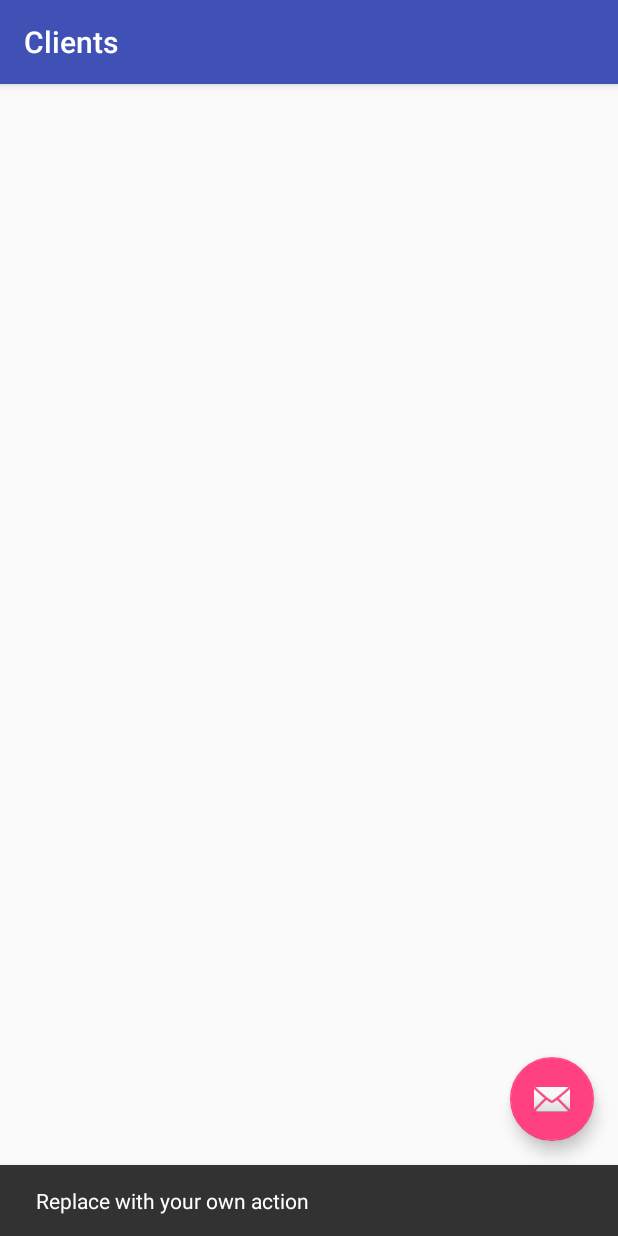
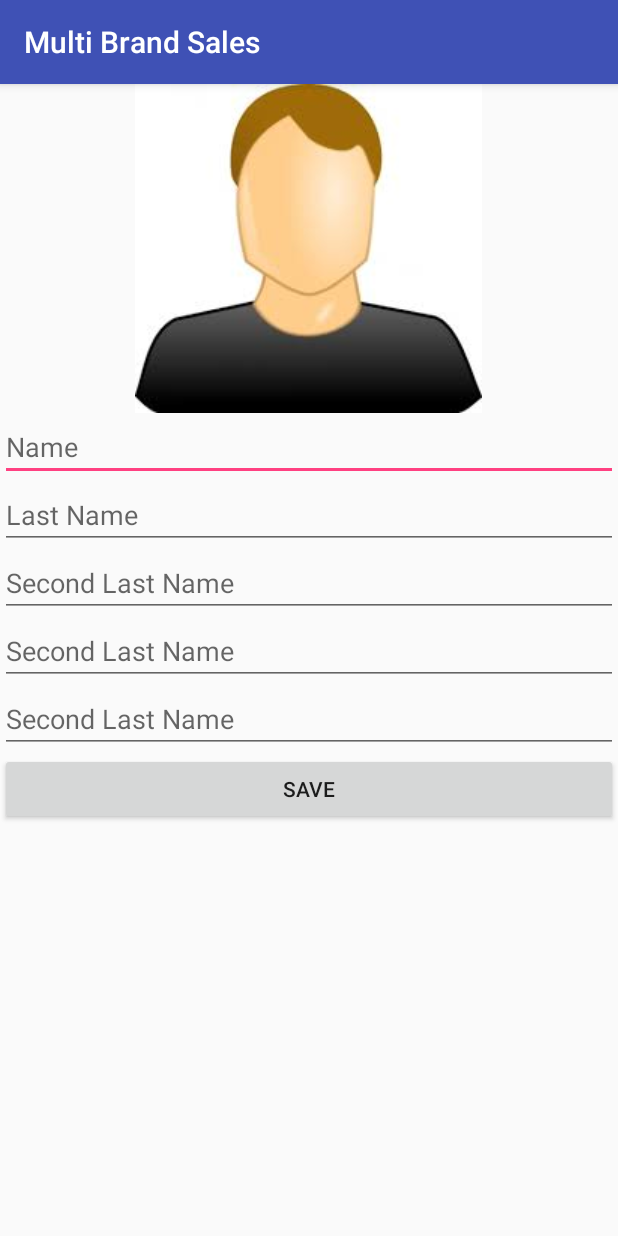
Before and after one commit to lgalexeii/multi-brand-sales, an Android app: the ClientListActivity screen opened directly, with no data from a screen before it, after a tap on an icon or button, on a phone screen of 412 x 824 dp. Run offline under Robolectric (Android 15) with nearby library versions, the phone set to English and light mode, and no system bars; 3 statements that could not run were skipped.

Commit message:
Add icons and new add client activity

```diff
--- a/app/src/main/AndroidManifest.xml
+++ b/app/src/main/AndroidManifest.xml
@@ -28,7 +28,7 @@
         <activity
             android:name=".ClientListActivity"
             android:label="@string/title_client_list"
-            android:theme="@style/AppTheme.NoActionBar"></activity>
+            android:theme="@style/AppTheme.NoActionBar" />
         <activity
             android:name=".ClientDetailActivity"
             android:label="@string/title_client_detail"
@@ -38,6 +38,7 @@
                 android:name="android.support.PARENT_ACTIVITY"
                 android:value="venturesf.alx.multibrandsales.ClientListActivity" />
         </activity>
+        <activity android:name=".AddClientActivity"></activity>
     </application>
 
 </manifest>
--- /dev/null
+++ b/app/src/main/java/venturesf/alx/multibrandsales/AddClientActivity.java
@@ -0,0 +1,13 @@
+package venturesf.alx.multibrandsales;
+
+import android.support.v7.app.AppCompatActivity;
+import android.os.Bundle;
+
+public class AddClientActivity extends AppCompatActivity {
+
+    @Override
+    protected void onCreate(Bundle savedInstanceState) {
+        super.onCreate(savedInstanceState);
+        setContentView(R.layout.activity_add_client);
+    }
+}
--- a/app/src/main/java/venturesf/alx/multibrandsales/ClientListActivity.java
+++ b/app/src/main/java/venturesf/alx/multibrandsales/ClientListActivity.java
@@ -53,8 +53,8 @@ public class ClientListActivity extends AppCompatActivity {
         fab.setOnClickListener(new View.OnClickListener() {
             @Override
             public void onClick(View view) {
-                Snackbar.make(view, "Replace with your own action", Snackbar.LENGTH_LONG)
-                        .setAction("Action", null).show();
+                Intent addClientI = new Intent(view.getContext(),AddClientActivity.class);
+                view.getContext().startActivity( addClientI);
             }
         });
 
--- /dev/null
+++ b/app/src/main/res/layout/activity_add_client.xml
@@ -0,0 +1,59 @@
+<?xml version="1.0" encoding="utf-8"?>
+<LinearLayout xmlns:android="http://schemas.android.com/apk/res/android"
+    xmlns:app="http://schemas.android.com/apk/res-auto"
+    xmlns:tools="http://schemas.android.com/tools"
+    android:layout_width="match_parent"
+    android:layout_height="match_parent"
+    android:orientation="vertical"
+    tools:context="venturesf.alx.multibrandsales.AddClientActivity">
+
+    <LinearLayout
+        android:layout_width="match_parent"
+        android:layout_height="wrap_content"
+        android:gravity="center_horizontal">
+
+        <ImageView
+            android:layout_width="wrap_content"
+            android:layout_height="wrap_content"
+            android:adjustViewBounds="true"
+            android:scaleType="fitXY"
+            app:srcCompat="@drawable/user" />
+
+    </LinearLayout>
+
+
+    <EditText
+        android:id="@+id/txt_name"
+        android:layout_width="match_parent"
+        android:layout_height="wrap_content"
+        android:hint="@string/cd_name"/>
+
+    <EditText
+        android:id="@+id/txt_last_name"
+        android:layout_width="match_parent"
+        android:layout_height="wrap_content"
+        android:hint="@string/cd_last_name"/>
+
+    <EditText
+        android:id="@+id/txt_s_last_name"
+        android:layout_width="match_parent"
+        android:layout_height="wrap_content"
+        android:hint="@string/cd_second_last_name"/>
+
+    <EditText
+        android:id="@+id/txt_phone"
+        android:layout_width="match_parent"
+        android:layout_height="wrap_content"
+        android:hint="@string/cd_phone_number"/>
+
+    <EditText
+        android:id="@+id/txt_email"
+        android:layout_width="match_parent"
+        android:layout_height="wrap_content"
+        android:hint="@string/cd_email"/>
+
+    <Button
+        android:layout_width="match_parent"
+        android:layout_height="wrap_content"
+        android:text="@string/action_save"/>
+</LinearLayout>
--- a/app/src/main/res/layout/activity_client_detail.xml
+++ b/app/src/main/res/layout/activity_client_detail.xml
@@ -19,6 +19,7 @@
             android:id="@+id/toolbar_layout"
             android:layout_width="match_parent"
             android:layout_height="match_parent"
+            android:elevation="@dimen/elev_app_bar"
             android:fitsSystemWindows="true"
             app:contentScrim="?attr/colorPrimary"
             app:layout_scrollFlags="scroll|exitUntilCollapsed"
@@ -39,6 +40,8 @@
                 android:layout_width="match_parent"
                 android:layout_height="?attr/actionBarSize"
                 android:background="@android:color/transparent"
+                android:elevation="@dimen/elev_app_bar"
+                android:theme="@style/ThemeOverlay.AppCompat.ActionBar"
                 app:layout_collapseMode="pin"
                 app:popupTheme="@style/ThemeOverlay.AppCompat.Light" />
 
@@ -58,8 +61,9 @@
         android:layout_height="wrap_content"
         android:layout_gravity="center_vertical|start"
         android:layout_margin="@dimen/fab_margin"
+        android:elevation="@dimen/elev_fab"
         app:layout_anchor="@+id/client_detail_container"
         app:layout_anchorGravity="top|end"
-        app:srcCompat="@android:drawable/ic_menu_agenda" />
+        app:srcCompat="@drawable/ic_question_answer_white_18dp" />
 
 </android.support.design.widget.CoordinatorLayout>
--- a/app/src/main/res/layout/activity_client_list.xml
+++ b/app/src/main/res/layout/activity_client_list.xml
@@ -37,7 +37,7 @@
         android:layout_height="wrap_content"
         android:layout_gravity="bottom|end"
         android:layout_margin="@dimen/fab_margin"
-        app:srcCompat="@android:drawable/ic_dialog_email" />
+        app:srcCompat="@drawable/ic_person_add_white_18dp" />
 
 
 </android.support.design.widget.CoordinatorLayout>
--- a/app/src/main/res/layout/client_list_content.xml
+++ b/app/src/main/res/layout/client_list_content.xml
@@ -22,6 +22,6 @@
         android:id="@+id/client_status"
         android:layout_width="wrap_content"
         android:layout_height="30dp"
-        android:src="@mipmap/ic_launcher_round"
+        android:src="@drawable/ic_thumb_up_black_18dp"
         android:layout_margin="@dimen/text_margin"/>
 </LinearLayout>
--- a/app/src/main/res/menu/detail.xml
+++ b/app/src/main/res/menu/detail.xml
@@ -10,15 +10,15 @@
         app:showAsAction="never" />
     <item
         android:id="@+id/action_add"
-        android:icon="@mipmap/ic_launcher"
+        android:icon="@drawable/ic_touch_app_white_18dp"
         android:orderInCategory="1"
-        android:title="Pays"
+        android:title="@string/action_sales"
         app:showAsAction="ifRoom" />
     <item
         android:id="@+id/action_favorite"
-        android:icon="@mipmap/ic_launcher"
+        android:icon="@drawable/ic_payment_white_18dp"
         android:orderInCategory="2"
-        android:title="Sell"
+        android:title="@string/action_payments"
         app:showAsAction="ifRoom" />
 
 </menu>
--- a/app/src/main/res/values/dimens.xml
+++ b/app/src/main/res/values/dimens.xml
@@ -6,4 +6,7 @@
     <dimen name="app_bar_height">200dp</dimen>
     <dimen name="item_width">300dp</dimen>
     <dimen name="text_margin">16dp</dimen>
+    <!--Elevation -->
+    <dimen name="elev_app_bar">4dp</dimen>
+    <dimen name="elev_fab">6dp</dimen>
 </resources>
--- a/app/src/main/res/values/strings.xml
+++ b/app/src/main/res/values/strings.xml
@@ -17,7 +17,17 @@
         completions."
     </string>
     <string name="title_activity_clients_list">ClientsList</string>
-    <string name="action_settings">Settings</string>
     <string name="title_client_list">Clients</string>
     <string name="title_client_detail">Client Detail</string>
+    <string name="action_settings">Settings</string>
+    <string name="action_sales">Sales</string>
+    <string name="action_payments">Payments</string>
+    <string name="action_ws_app">WhatsApp</string>
+    <!--Add Client Form-->
+    <string name="cd_name">Name</string>
+    <string name="cd_last_name">Last Name</string>
+    <string name="cd_second_last_name">Second Last Name</string>
+    <string name="cd_email">Second Last Name</string>
+    <string name="cd_phone_number">Second Last Name</string>
+    <string name="action_save">Save</string>
 </resources>
```
